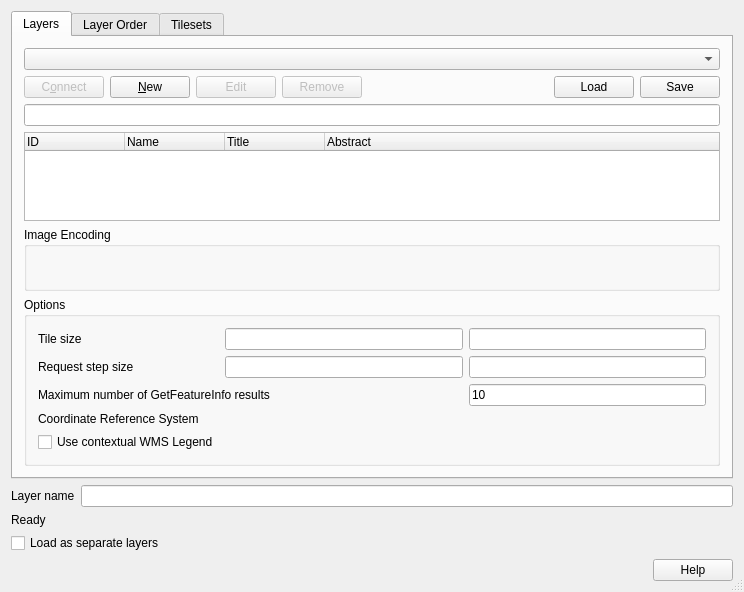
First picture: the form in src/ui/qgswmssourceselectbase.ui, repository qgis/QGIS, before the edit.
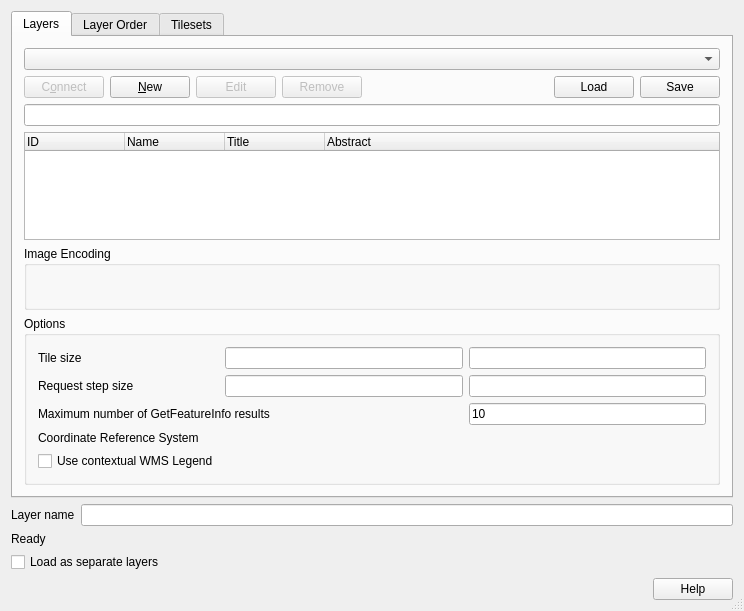
Second picture: the form after the edit. Icons and pictures are not drawn. Custom widgets are drawn as their Qt base class.

Commit message: Add tooltip for load as separated layers check box.

The edit to the form file:
```diff
--- a/src/ui/qgswmssourceselectbase.ui
+++ b/src/ui/qgswmssourceselectbase.ui
@@ -7,7 +7,7 @@
     <x>0</x>
     <y>0</y>
     <width>744</width>
-    <height>592</height>
+    <height>611</height>
    </rect>
   </property>
   <property name="windowTitle">
```
Left out of the diff: 3 changed lines with no effect on the pictures.
